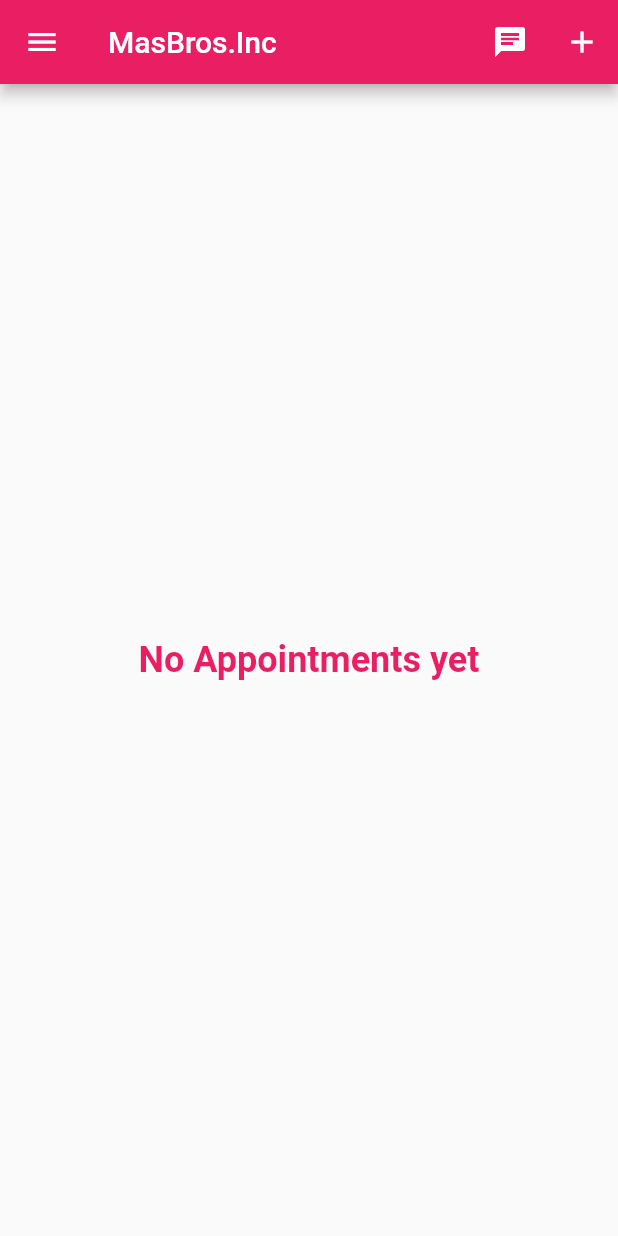
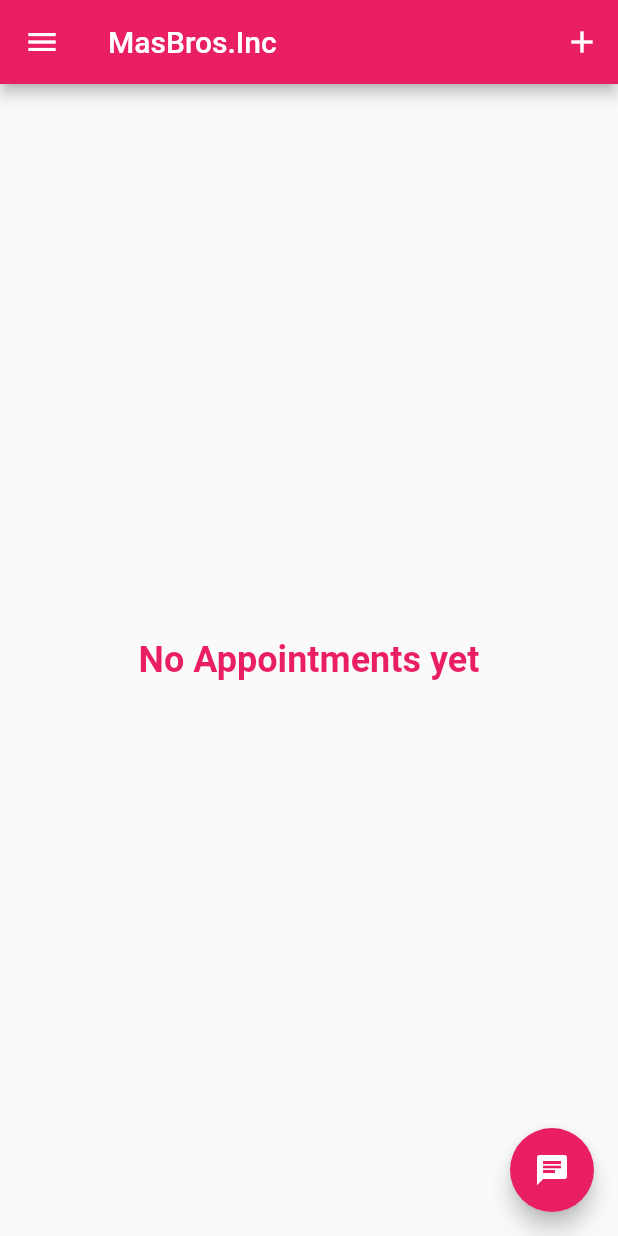
Before and after one commit to maxstain/MasBros, a Flutter app: the HomePage screen opened directly, on a phone screen of 412 x 824 dp. Run offline on Flutter 3.47's test engine with Material 2 defaults, Android fonts, the light colour scheme and no system bars; our stand-ins replace cloud_firestore, firebase_auth, firebase_core, firebase_database, firebase_storage, flutter_local_notifications and 2 more; accounts and stored records are empty.

Commit message:
refactor: adding the chat button

```diff
--- a/lib/HomePage/HomePage.dart
+++ b/lib/HomePage/HomePage.dart
@@ -39,6 +39,14 @@ class _HomePageState extends State<HomePage> {
     final appointmentsProvider = Provider.of<AppointmentsService>(context);
     final User? user = FirebaseAuth.instance.currentUser;
     return Scaffold(
+      floatingActionButton: FloatingActionButton(
+        child: Icon(Icons.chat),
+        onPressed: () {
+          setState(() {
+            print("Chat");
+          });
+        },
+      ),
       drawer: Drawer(
         child: Column(
           children: [
@@ -109,14 +117,6 @@ class _HomePageState extends State<HomePage> {
         title: Text("MasBros.Inc"),
         actions: [
           IconButton(
-            icon: Icon(Icons.chat),
-            onPressed: () {
-              setState(() {
-                print("Chat");
-              });
-            },
-          ),
-          IconButton(
             icon: Icon(Icons.add),
             onPressed: () async {
               final DateTime pickedDate = await showDialog(
```
